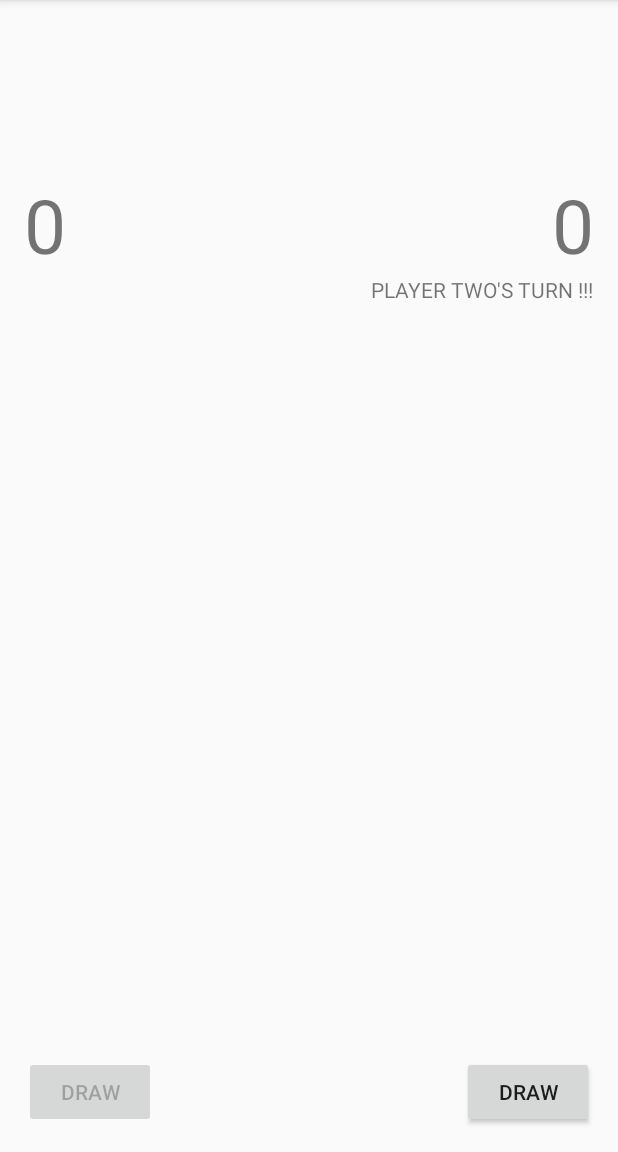
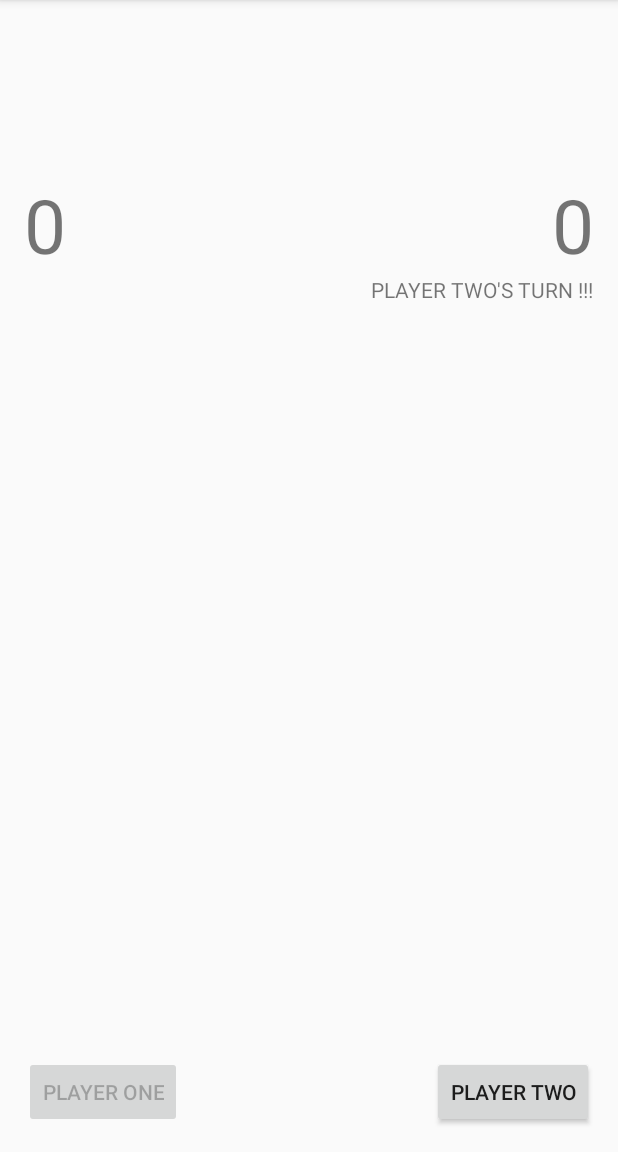
Before and after one commit to iksmiT/NewCardGameProject, an Android app: the PlayActivity screen opened directly, with no data from a screen before it, on a phone screen of 412 x 824 dp, the part 84-1236 px from its top. Run offline under Robolectric (Android 15) with nearby library versions, the phone set to English and light mode, and no system bars.

Commit message:
Merge branch 'master' into bonus_test_branch
# Conflicts:
#	app/src/main/java/timski_ensicaen/newcardgameproject/PlayActivity.java

```diff
--- a/app/src/main/res/values/strings.xml
+++ b/app/src/main/res/values/strings.xml
@@ -4,8 +4,8 @@
     <string name="RULES">RULES</string>
     <string name="SETTINGS">SETTINGS</string>
     <string name="DRAW">DRAW</string>
-    <string name="PLAYER_ONE">DRAW</string>
-    <string name="PLAYER_TWO">DRAW</string>
+    <string name="PLAYER_ONE">PLAYER ONE</string>
+    <string name="PLAYER_TWO">PLAYER TWO</string>
     <string name="rules_body">\nUse your luck to defy a friend.\nEach turn, draw a card a compare its value. Ace is the most valuable, TWO is the least valuable. Play again in case of draw\n</string>
     <string name="rules_ccl">\nGood luck !\nby Timothy Vongsana and Quentin Simard</string>
     <string name="rules_end">\nThe one who wins keeps the cards of the turn. The first player to own all the cards wins\n</string>
```
Also changed, not shown: 1 other file.
